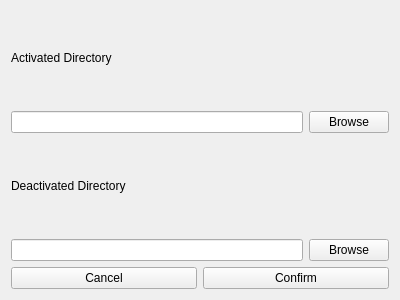
Qt form src/resources/ui/open.ui (TUD-IMB/fosKeyMan) before a commit.
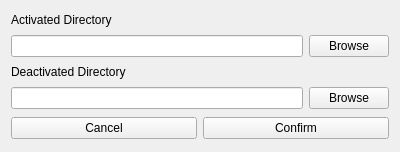
The same form after that commit.

Commit message: Remove 'Save Json' from menu and adjust Connection dialog size.

```diff
--- a/src/resources/ui/open.ui
+++ b/src/resources/ui/open.ui
@@ -7,9 +7,15 @@
     <x>0</x>
     <y>0</y>
     <width>400</width>
-    <height>300</height>
+    <height>152</height>
    </rect>
   </property>
+  <property name="sizePolicy">
+   <sizepolicy hsizetype="Preferred" vsizetype="Preferred">
+    <horstretch>0</horstretch>
+    <verstretch>0</verstretch>
+   </sizepolicy>
+  </property>
   <property name="minimumSize">
    <size>
     <width>0</width>
@@ -20,8 +26,17 @@
    <string>Open</string>
   </property>
   <layout class="QVBoxLayout" name="verticalLayout_2">
+   <property name="sizeConstraint">
+    <enum>QLayout::SizeConstraint::SetDefaultConstraint</enum>
+   </property>
    <item>
     <widget class="QLabel" name="label_3">
+     <property name="sizePolicy">
+      <sizepolicy hsizetype="Preferred" vsizetype="Fixed">
+       <horstretch>0</horstretch>
+       <verstretch>0</verstretch>
+      </sizepolicy>
+     </property>
      <property name="toolTip">
       <string>Select the activated keyfile directory</string>
      </property>
@@ -32,6 +47,9 @@
    </item>
    <item>
     <layout class="QHBoxLayout" name="horizontalLayout_2">
+     <property name="sizeConstraint">
+      <enum>QLayout::SizeConstraint::SetMinimumSize</enum>
+     </property>
      <item>
       <widget class="QLineEdit" name="acLineEdit">
        <property name="toolTip">
@@ -53,6 +71,12 @@
    </item>
    <item>
     <widget class="QLabel" name="label_2">
+     <property name="sizePolicy">
+      <sizepolicy hsizetype="Preferred" vsizetype="Fixed">
+       <horstretch>0</horstretch>
+       <verstretch>0</verstretch>
+      </sizepolicy>
+     </property>
      <property name="toolTip">
       <string>Select the deactivated keyfile directory</string>
      </property>
@@ -63,6 +87,9 @@
    </item>
    <item>
     <layout class="QHBoxLayout" name="horizontalLayout_3">
+     <property name="sizeConstraint">
+      <enum>QLayout::SizeConstraint::SetMinimumSize</enum>
+     </property>
      <item>
       <widget class="QLineEdit" name="deacLineEdit">
        <property name="toolTip">
@@ -84,6 +111,9 @@
    </item>
    <item>
     <layout class="QHBoxLayout" name="horizontalLayout_4">
+     <property name="sizeConstraint">
+      <enum>QLayout::SizeConstraint::SetMinimumSize</enum>
+     </property>
      <item>
       <widget class="QPushButton" name="cancelButton">
        <property name="toolTip">
```
The commit also changes 4 other files.
